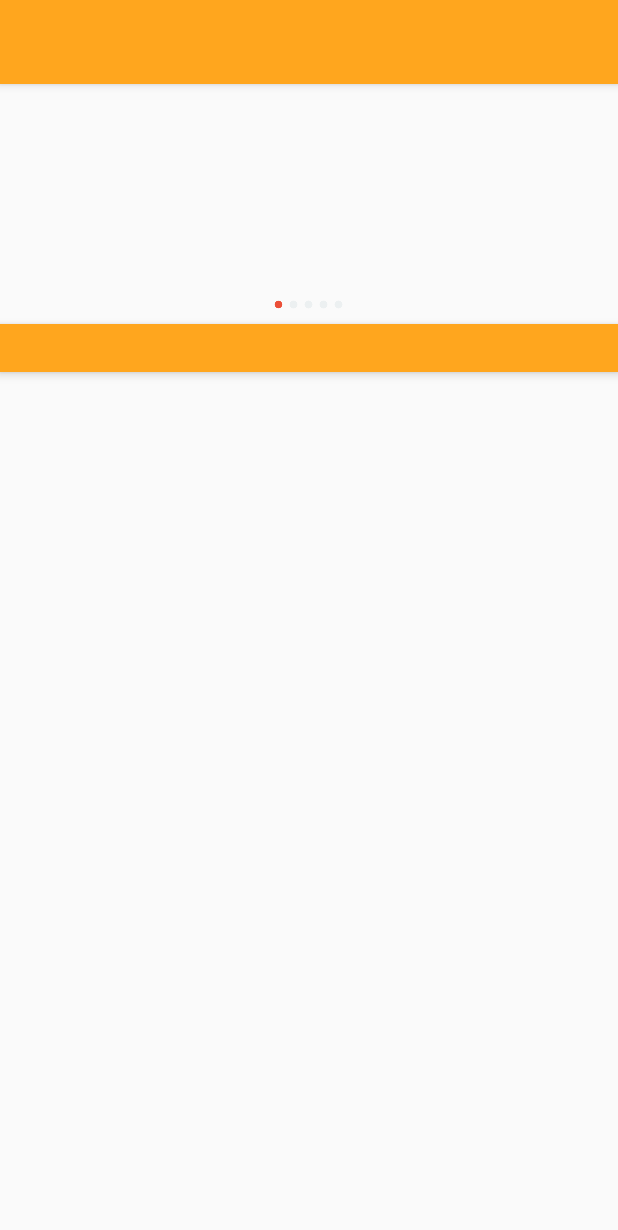
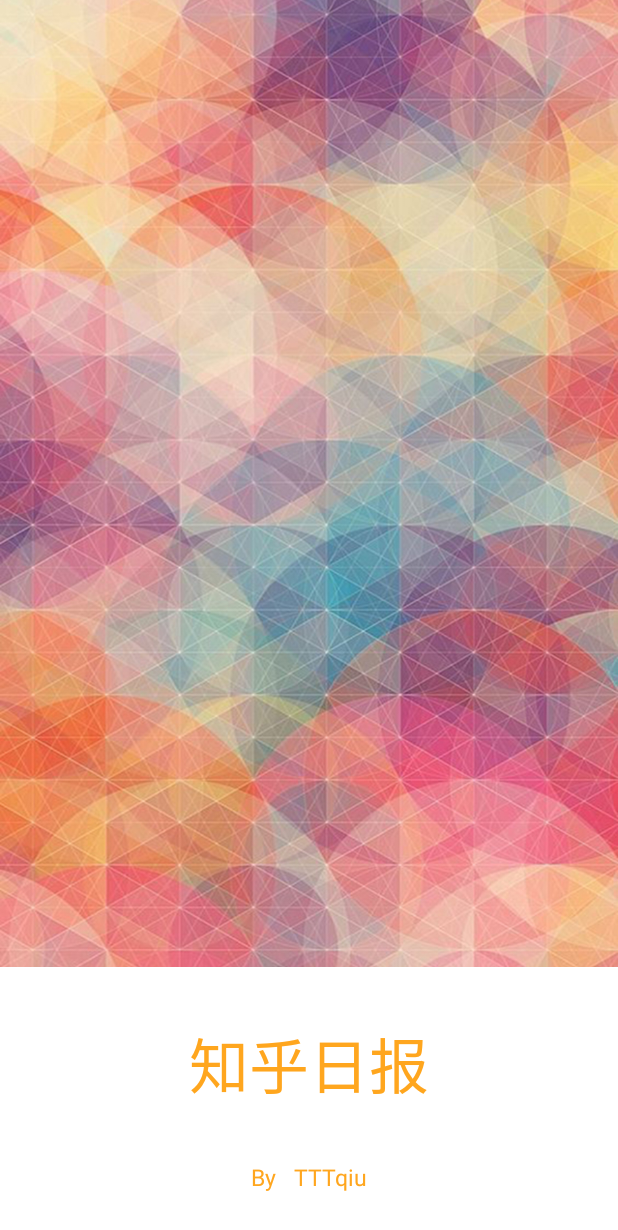
Before and after one commit to TTTqiu/TDaily, an Android app: the layout activity_main.xml on its own in the app's theme, with its tools: preview values and no code run, on a phone screen of 412 x 824 dp. Shown: the top 1230 px of the screen. Run offline under Robolectric (Android 15) with nearby library versions, the phone set to English and light mode, and no system bars.

Commit message:
20161001

```diff
--- a/app/src/main/res/layout/activity_main.xml
+++ b/app/src/main/res/layout/activity_main.xml
@@ -162,40 +162,40 @@
 
     </android.support.v4.widget.DrawerLayout>
 
-    <!--<LinearLayout-->
-    <!--android:id="@+id/splash_layout"-->
-    <!--android:layout_width="match_parent"-->
-    <!--android:layout_height="match_parent"-->
-    <!--android:orientation="vertical"-->
-    <!--android:background="@color/white">-->
+    <LinearLayout
+        android:id="@+id/splash_layout"
+        android:layout_width="match_parent"
+        android:layout_height="match_parent"
+        android:background="@color/white"
+        android:orientation="vertical">
 
-    <!--<ImageView-->
-    <!--android:id="@+id/splash_image"-->
-    <!--android:layout_width="match_parent"-->
-    <!--android:layout_height="0dp"-->
-    <!--android:layout_weight="5"-->
-    <!--android:scaleType="centerCrop"-->
-    <!--android:src="@drawable/splash_image"/>-->
+        <ImageView
+            android:id="@+id/splash_image"
+            android:layout_width="match_parent"
+            android:layout_height="0dp"
+            android:layout_weight="5"
+            android:scaleType="centerCrop"
+            android:src="@drawable/splash_image" />
 
-    <!--<TextView-->
-    <!--android:id="@+id/splash_text_1"-->
-    <!--android:layout_width="match_parent"-->
-    <!--android:layout_height="0dp"-->
-    <!--android:gravity="center"-->
-    <!--android:layout_weight="1"-->
-    <!--android:textSize="40sp"-->
-    <!--android:textColor="@color/colorPrimary"-->
-    <!--android:text="知乎日报"/>-->
+        <TextView
+            android:id="@+id/splash_text_1"
+            android:layout_width="match_parent"
+            android:layout_height="0dp"
+            android:layout_weight="1"
+            android:gravity="center"
+            android:text="知乎日报"
+            android:textColor="@color/colorPrimary"
+            android:textSize="40sp" />
 
-    <!--<TextView-->
-    <!--android:id="@+id/splash_text_2"-->
-    <!--android:layout_width="match_parent"-->
-    <!--android:layout_height="50dp"-->
-    <!--android:gravity="center_horizontal"-->
-    <!--android:textSize="15sp"-->
-    <!--android:textColor="@color/colorPrimary"-->
-    <!--android:text="By   TTTqiu"/>-->
+        <TextView
+            android:id="@+id/splash_text_2"
+            android:layout_width="match_parent"
+            android:layout_height="50dp"
+            android:gravity="center_horizontal"
+            android:text="By   TTTqiu"
+            android:textColor="@color/colorPrimary"
+            android:textSize="15sp" />
 
-    <!--</LinearLayout>-->
+    </LinearLayout>
 
 </RelativeLayout>
```
Also changed, not shown: app/src/main/java/com/ttt/zhihudaily/activity/MainActivity.java (+38 -34 lines).
